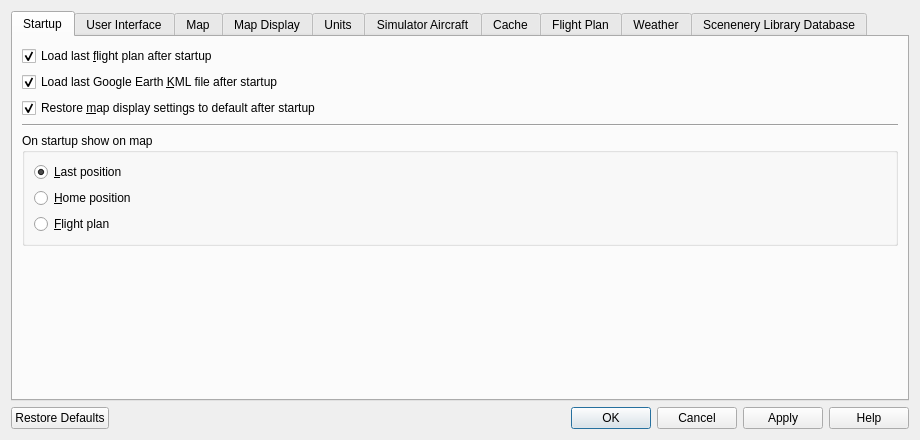
Qt form src/options/options.ui (albar965/littlenavmap) before a commit.
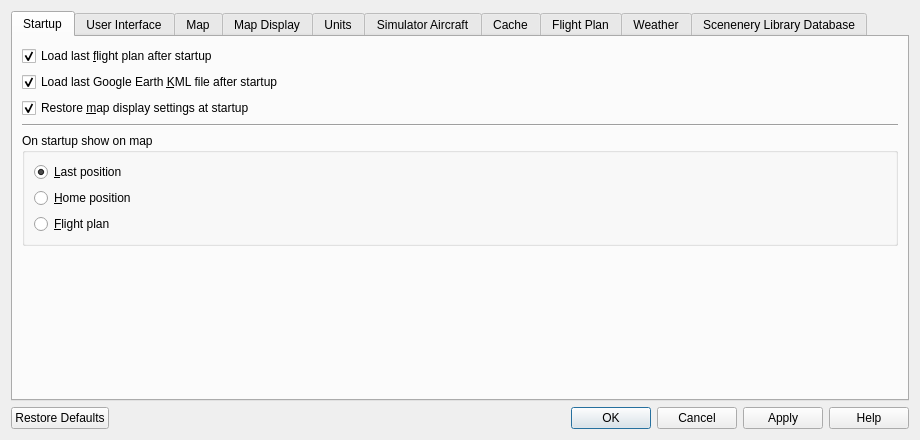
The same form after that commit.

Patch:
```diff
--- a/src/options/options.ui
+++ b/src/options/options.ui
@@ -120,7 +120,7 @@
           <string>Restore all map display settings (airport, VOR, etc.) on startup. Otherwise goes back to default settings on startup.</string>
          </property>
          <property name="text">
-          <string>Restore &amp;map display settings to default after startup</string>
+          <string>Restore &amp;map display settings at startup</string>
          </property>
          <property name="checked">
           <bool>true</bool>
```
